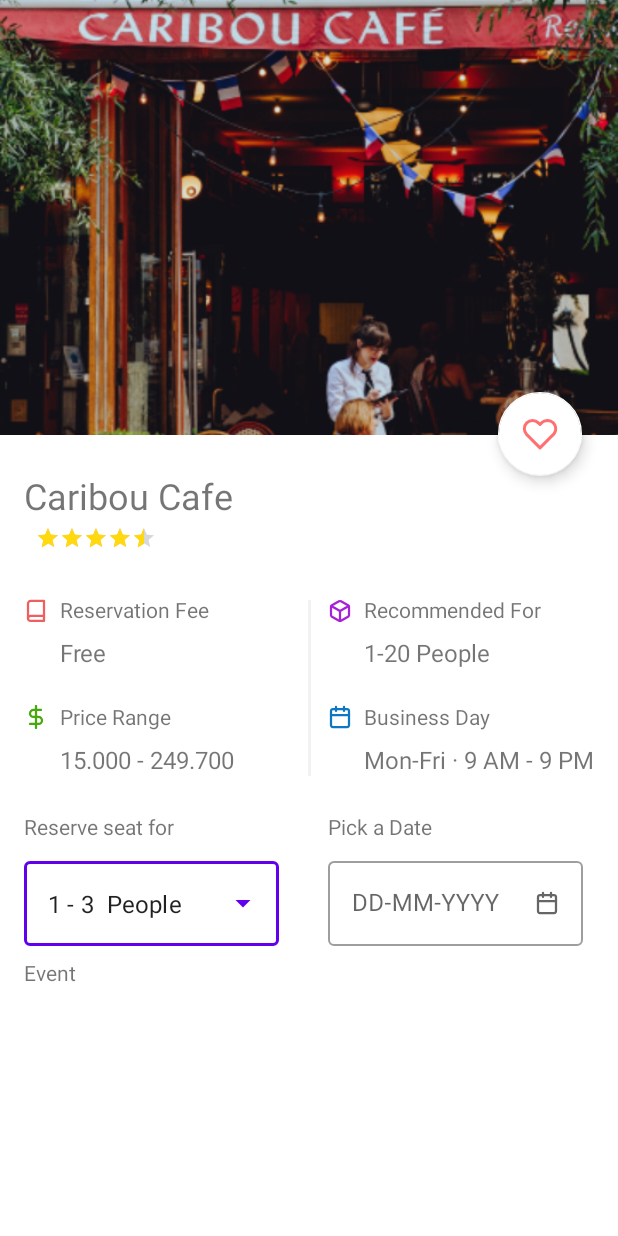
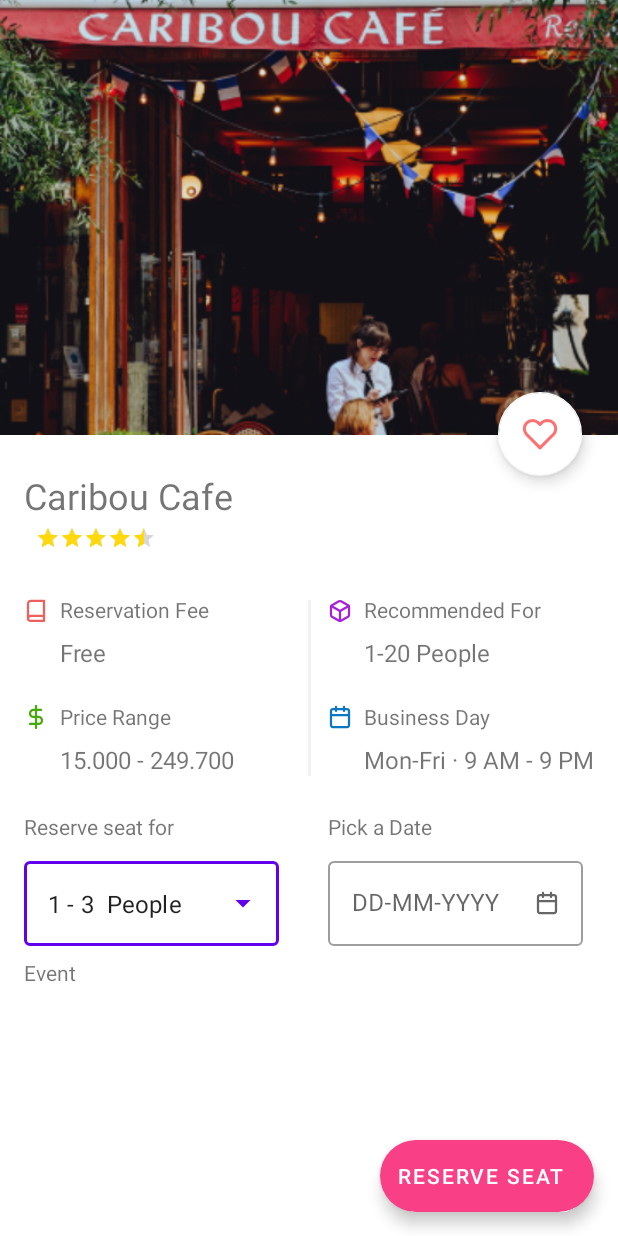
Before and after one commit to BillyMRX1/Kafein, an Android app: the CafeDetailActivity screen opened directly, with no data from a screen before it, on a phone screen of 412 x 824 dp. Run offline under Robolectric (Android 15) with nearby library versions, the phone set to English and light mode, and no system bars; our stand-ins replace Firebase (no records; nobody signed in at launch, a user with empty details on screens opened directly); 5 statements that could not run were skipped.

Commit message:
Fifth Commit

```diff
--- a/app/src/main/res/layout/activity_cafe_detail.xml
+++ b/app/src/main/res/layout/activity_cafe_detail.xml
@@ -1,10 +1,24 @@
 <?xml version="1.0" encoding="utf-8"?>
-<ScrollView xmlns:android="http://schemas.android.com/apk/res/android"
+<androidx.coordinatorlayout.widget.CoordinatorLayout xmlns:android="http://schemas.android.com/apk/res/android"
     xmlns:app="http://schemas.android.com/apk/res-auto"
     xmlns:tools="http://schemas.android.com/tools"
     android:layout_width="match_parent"
     android:layout_height="match_parent"
     tools:context=".activity.CafeDetailActivity">
+
+    <com.google.android.material.floatingactionbutton.ExtendedFloatingActionButton
+        android:id="@+id/extended_fab"
+        android:layout_width="wrap_content"
+        android:layout_height="wrap_content"
+        android:layout_margin="16dp"
+        android:layout_gravity="bottom|right"
+        android:text="Reserve Seat"
+        android:textColor="@color/whitePrimary"
+        app:backgroundTint="@color/pinkButton"/>
+
+    <androidx.core.widget.NestedScrollView
+        android:layout_width="match_parent"
+        android:layout_height="wrap_content">
 
         <androidx.constraintlayout.widget.ConstraintLayout
             android:layout_width="match_parent"
@@ -262,11 +276,15 @@
                 android:layout_height="match_parent"
                 android:layout_marginStart="16dp"
                 android:layout_marginEnd="16dp"
+                android:layout_marginBottom="64dp"
                 app:layout_constraintEnd_toEndOf="parent"
                 app:layout_constraintStart_toStartOf="parent"
                 app:layout_constraintTop_toBottomOf="@+id/textView6"
+                app:layout_constraintBottom_toBottomOf="parent"
                 tools:listitem="@layout/item_cardview_cart" />
 
         </androidx.constraintlayout.widget.ConstraintLayout>
 
-</ScrollView>
+    </androidx.core.widget.NestedScrollView>
+
+</androidx.coordinatorlayout.widget.CoordinatorLayout>
```
Lines whose indentation alone changed are shown as unchanged.
